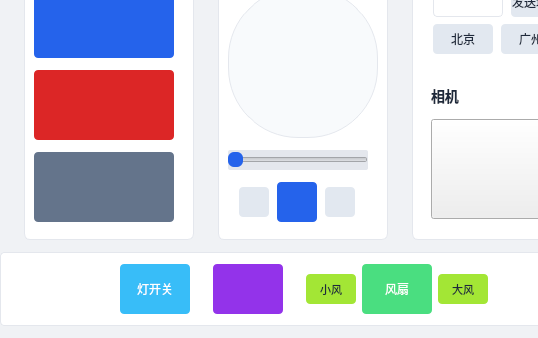
Before: the Qt Designer form car_terminal_project/widget.ui in XeCrzy/Rear-Entertainment-Cabin-Smart-Terminal, drawn with Qt 5; both pictures show x 0 to 538 and y 142 to 480 of the 800 by 480 pixel window.
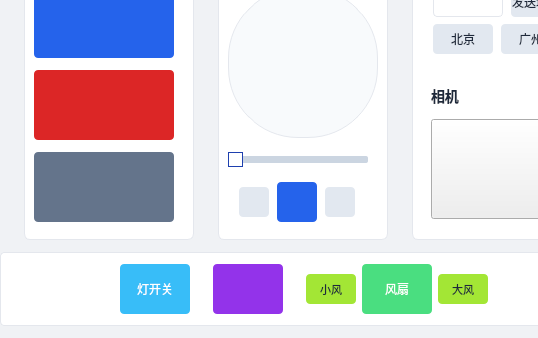
After: the same form once the commit is applied. Icons and pictures are not drawn.

Commit message: 实现进度条暂停播放带进度

The edit to the form file:
```diff
--- a/car_terminal_project/widget.ui
+++ b/car_terminal_project/widget.ui
@@ -493,7 +493,43 @@
 QPushButton {
     padding:0px;
     margin:0px;
-}</string>
+}
+
+/* 滑块 - 细条状 */
+QSlider#horizontalSlider::handle {
+    width: 2px;
+    height: 12px;
+    background-color: #FFFFFF;
+    border: 1px solid #1E40AF;/* 深蓝色边框 */
+    border-radius: 0px;
+    margin-top: -4px;
+    margin-bottom: -4px;
+}
+
+/* 已填充的进度部分 */
+QSlider#horizontalSlider::sub-page:horizontal {
+    background-color: #2563EB;
+    height: 4px;
+    border-radius: 2px;
+}
+
+/* 未填充的进度部分 */
+QSlider#horizontalSlider::add-page:horizontal {
+    background-color: #CBD5E1;
+    height: 4px;
+    border-radius: 2px;
+}
+
+/* 整体滑块控件 */
+QSlider#horizontalSlider {
+    /* 保留基本设置，但背景设为透明 */
+    background-color: transparent;
+    height: 4px;
+    border-radius: 2px;
+}
+
+
+</string>
   </property>
   <layout class="QVBoxLayout" name="verticalLayout_5">
    <property name="leftMargin">
```
Left out of the diff: 2 changed lines with no effect on the pictures. The commit also changes 17 other files.
